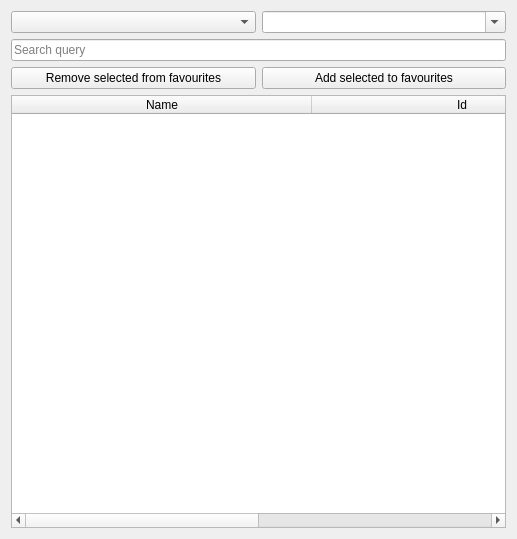
First picture: the form in uis/select_groups.ui, repository ozeron/messenger, before the edit.
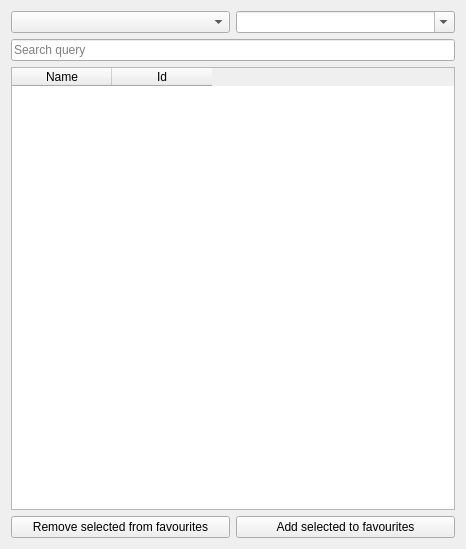
Second picture: the form after the edit.

Commit message: Ui fixes, added [Any] for groups with no specified location

What changed in the file:
```diff
--- a/uis/select_groups.ui
+++ b/uis/select_groups.ui
@@ -6,14 +6,14 @@
    <rect>
     <x>0</x>
     <y>0</y>
-    <width>517</width>
-    <height>539</height>
+    <width>466</width>
+    <height>549</height>
    </rect>
   </property>
   <property name="windowTitle">
    <string>Find groups by region</string>
   </property>
-  <layout class="QVBoxLayout" name="verticalLayout" stretch="0,0,0,1">
+  <layout class="QVBoxLayout" name="verticalLayout" stretch="0,0,1,0">
    <item>
     <layout class="QHBoxLayout" name="horizontalLayout_2">
      <item>
@@ -54,36 +54,6 @@
      </property>
     </widget>
    </item>
-   <item>
-    <layout class="QHBoxLayout" name="horizontalLayout">
-     <item>
-      <widget class="QPushButton" name="btnRemove">
-       <property name="sizePolicy">
-        <sizepolicy hsizetype="Expanding" vsizetype="Fixed">
-         <horstretch>0</horstretch>
-         <verstretch>0</verstretch>
-        </sizepolicy>
-       </property>
-       <property name="text">
-        <string>Remove selected from favourites</string>
-       </property>
-      </widget>
-     </item>
-     <item>
-      <widget class="QPushButton" name="btnAdd">
-       <property name="sizePolicy">
-        <sizepolicy hsizetype="Expanding" vsizetype="Fixed">
-         <horstretch>0</horstretch>
-         <verstretch>0</verstretch>
-        </sizepolicy>
-       </property>
-       <property name="text">
-        <string>Add selected to favourites</string>
-       </property>
-      </widget>
-     </item>
-    </layout>
-   </item>
    <item>
     <widget class="QTableWidget" name="vwvGroups">
      <property name="editTriggers">
@@ -99,10 +69,13 @@
       <bool>false</bool>
      </attribute>
      <attribute name="horizontalHeaderDefaultSectionSize">
-      <number>300</number>
+      <number>100</number>
      </attribute>
      <attribute name="horizontalHeaderStretchLastSection">
-      <bool>true</bool>
+      <bool>false</bool>
+     </attribute>
+     <attribute name="verticalHeaderVisible">
+      <bool>false</bool>
      </attribute>
      <column>
       <property name="text">
@@ -116,6 +89,36 @@
      </column>
     </widget>
    </item>
+   <item>
+    <layout class="QHBoxLayout" name="horizontalLayout">
+     <item>
+      <widget class="QPushButton" name="btnRemove">
+       <property name="sizePolicy">
+        <sizepolicy hsizetype="Expanding" vsizetype="Fixed">
+         <horstretch>0</horstretch>
+         <verstretch>0</verstretch>
+        </sizepolicy>
+       </property>
+       <property name="text">
+        <string>Remove selected from favourites</string>
+       </property>
+      </widget>
+     </item>
+     <item>
+      <widget class="QPushButton" name="btnAdd">
+       <property name="sizePolicy">
+        <sizepolicy hsizetype="Expanding" vsizetype="Fixed">
+         <horstretch>0</horstretch>
+         <verstretch>0</verstretch>
+        </sizepolicy>
+       </property>
+       <property name="text">
+        <string>Add selected to favourites</string>
+       </property>
+      </widget>
+     </item>
+    </layout>
+   </item>
   </layout>
  </widget>
  <resources/>
```
The commit also changes 1 other file.
